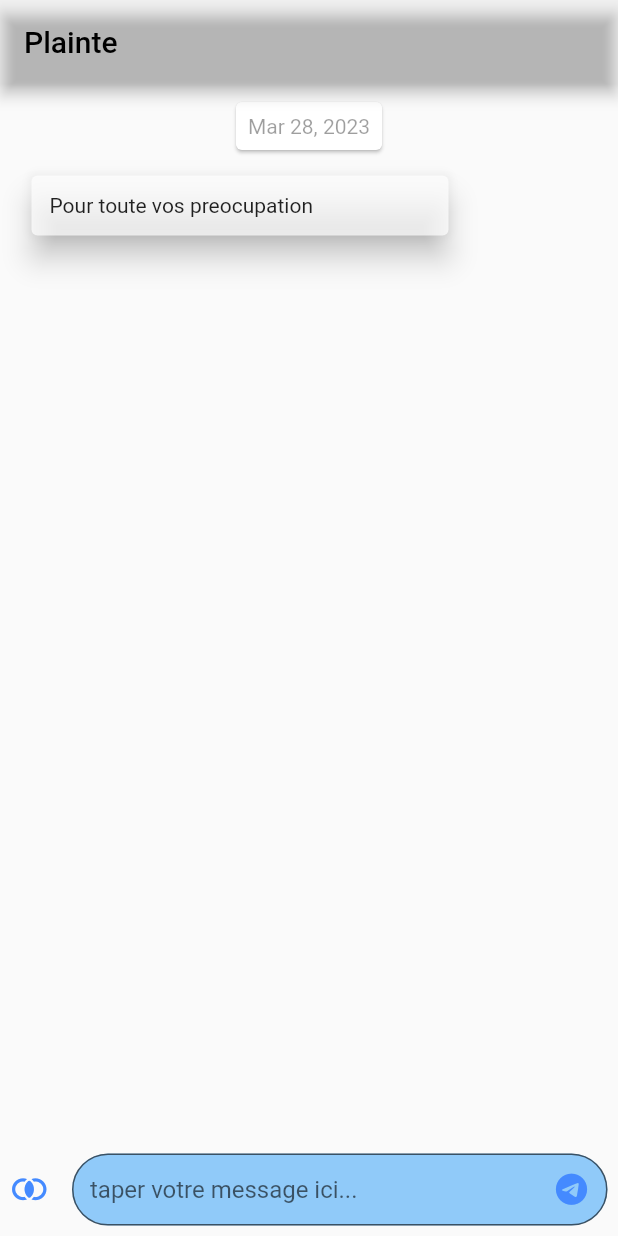
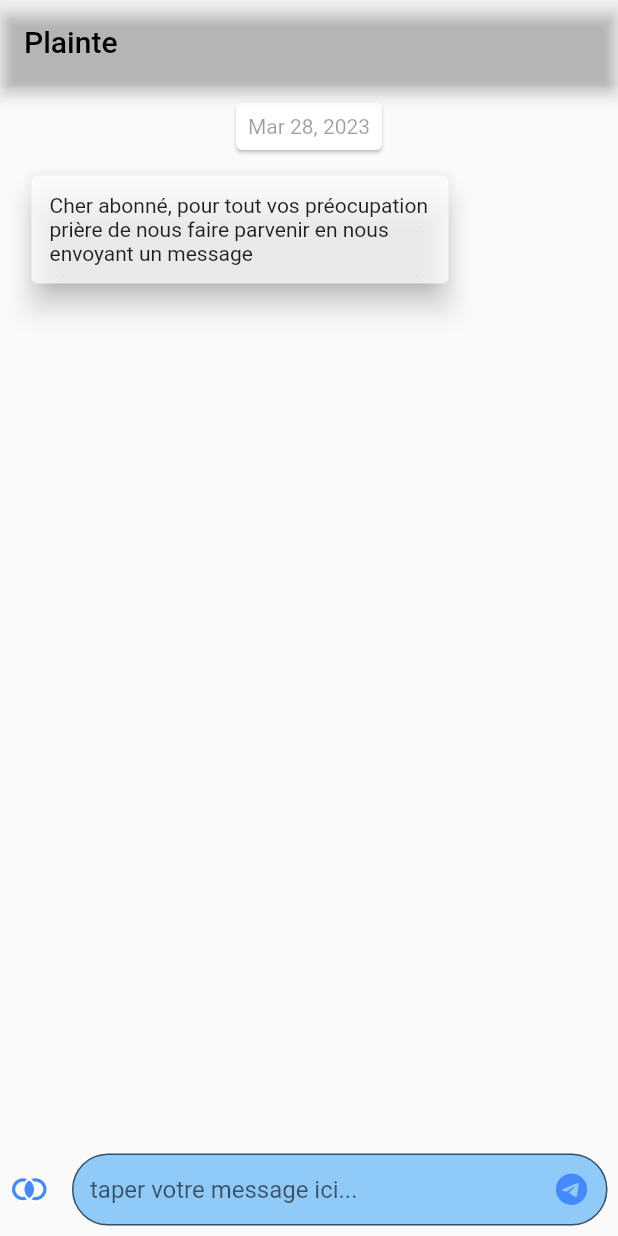
Before and after one commit to ChristPila/mobile_snel_app, a Flutter app: the screen it shows after launch, on a phone screen of 412 x 824 dp. Run offline on Flutter 3.47's test engine with Material 2 defaults, Android fonts, the phone set to English and light mode, and no system bars; drawn by our look-alikes of grouped_list.

Commit message:
ajout text acceuil plainte

```diff
--- a/lib/pages/PlaintePage.dart
+++ b/lib/pages/PlaintePage.dart
@@ -13,7 +13,7 @@ class PlaintePage extends StatefulWidget {
 class _PlaintePageState extends State<PlaintePage> {
   List<MessageModel> messages=[
     MessageModel(
-        text: 'Pour toute vos preocupation ',
+        text: 'Cher abonné, pour tout vos préocupation prière de nous faire parvenir en nous envoyant un message ',
         date:  DateTime.now().subtract(Duration(minutes:1)),
         isSentByMe: false),
   ];
```
